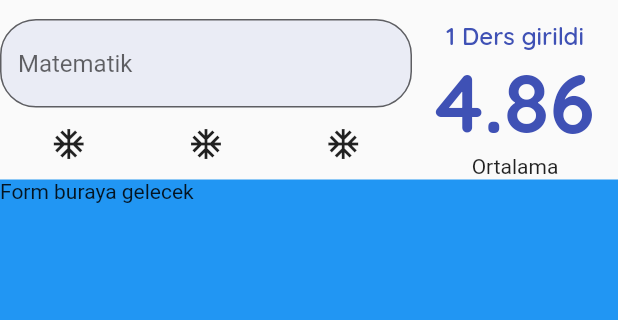
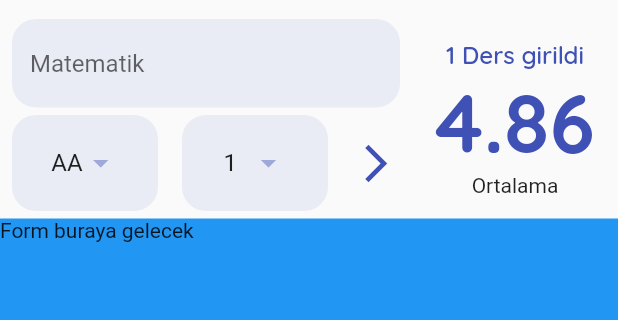
Before and after one commit to durmus-pala/flutterLessons, a Flutter app: the screen it shows after launch, on a phone screen of 412 x 824 dp, the part 65-385 px from its top. Run offline on Flutter 3.47's test engine with Material 2 defaults, Android fonts, the phone set to English and light mode, and no system bars; our stand-ins replace google_fonts, palette_generator; missing offline and left inert: dart:ffi.

Commit message:
go on ortalama_hesapla_app

```diff
--- a/dinamik_not_ort/dinamik_ortalama_hesapla/lib/constants/app_constant.dart
+++ b/dinamik_not_ort/dinamik_ortalama_hesapla/lib/constants/app_constant.dart
@@ -9,7 +9,7 @@ class Sabitler {
     fontWeight: FontWeight.w900,
     color: anaRenk,
   );
-  static BorderRadius borderRadius = BorderRadius.circular(24);
+  static BorderRadius borderRadius = BorderRadius.circular(16);
 
   static final TextStyle dersSayisiStyle = GoogleFonts.quicksand(
     fontSize: 16,
@@ -22,4 +22,8 @@ class Sabitler {
     fontWeight: FontWeight.w800,
     color: anaRenk,
   );
+  static EdgeInsets dropDownPadding =
+      EdgeInsets.symmetric(horizontal: 16, vertical: 8);
+
+  static final yatayPadding8 = EdgeInsets.symmetric(horizontal: 8);
 }
--- /dev/null
+++ b/dinamik_not_ort/dinamik_ortalama_hesapla/lib/helper/data_helper.dart
@@ -0,0 +1,53 @@
+import 'package:flutter/material.dart';
+
+class DataHelper {
+  static List<String> _tumDersHarfleri() {
+    return ['AA', 'BA', 'BB', 'CB', 'CC', 'DC', 'DD', 'FD', 'FF'];
+  }
+
+  static double _harfiNotaCevir(String harf) {
+    switch (harf) {
+      case 'AA':
+        return 4.0;
+      case 'BA':
+        return 3.5;
+      case 'BB':
+        return 3.0;
+      case 'CB':
+        return 2.5;
+      case 'CC':
+        return 2.0;
+      case 'DC':
+        return 1.5;
+      case 'DD':
+        return 1.0;
+      case 'FD':
+        return 0.5;
+      case 'FF':
+        return 0.0;
+      default:
+        return 1;
+    }
+  }
+
+  static List<DropdownMenuItem<double>> tumDerslerinHarfleri() {
+    return _tumDersHarfleri()
+        .map((e) => DropdownMenuItem(child: Text(e), value: _harfiNotaCevir(e)))
+        .toList();
+  }
+
+  static List<int> _tumKrediler() {
+    return List.generate(10, (index) => index + 1).toList();
+  }
+
+  static List<DropdownMenuItem<double>> tumDerslerinKredileri() {
+    return _tumKrediler()
+        .map(
+          (e) => DropdownMenuItem(
+            child: Text(e.toString()),
+            value: e.toDouble(),
+          ),
+        )
+        .toList();
+  }
+}
--- a/dinamik_not_ort/dinamik_ortalama_hesapla/lib/widgets/ortalama_hesapla_page.dart
+++ b/dinamik_not_ort/dinamik_ortalama_hesapla/lib/widgets/ortalama_hesapla_page.dart
@@ -1,4 +1,5 @@
 import 'package:dinamik_ortalama_hesapla/constants/app_constant.dart';
+import 'package:dinamik_ortalama_hesapla/helper/data_helper.dart';
 import 'package:dinamik_ortalama_hesapla/widgets/ortalama_goster.dart';
 import 'package:flutter/material.dart';
 
@@ -11,6 +12,8 @@ class OrtalamaHesaplaPage extends StatefulWidget {
 
 class OrtalamaHesaplaPageState extends State<OrtalamaHesaplaPage> {
   var formKey = GlobalKey<FormState>();
+  double secilenHarfDegeri = 4;
+  double secilenKrediDegeri = 1;
 
   @override
   Widget build(BuildContext context) {
@@ -52,14 +55,38 @@ class OrtalamaHesaplaPageState extends State<OrtalamaHesaplaPage> {
       key: formKey,
       child: Column(
         children: [
-          _buildTextFormField(),
+          Padding(
+            padding: Sabitler.yatayPadding8,
+            child: _buildTextFormField(),
+          ),
+          SizedBox(
+            height: 5,
+          ),
           Row(
-            mainAxisAlignment: MainAxisAlignment.spaceAround,
+            mainAxisAlignment: MainAxisAlignment.spaceBetween,
             children: [
-              IconButton(onPressed: () {}, icon: Icon(Icons.ac_unit)),
-              IconButton(onPressed: () {}, icon: Icon(Icons.ac_unit)),
-              IconButton(onPressed: () {}, icon: Icon(Icons.ac_unit)),
+              Expanded(
+                child: Padding(
+                  padding: Sabitler.yatayPadding8,
+                  child: _buildHarfler(),
+                ),
+              ),
+              Expanded(
+                child: Padding(
+                  padding: Sabitler.yatayPadding8,
+                  child: _buildKrediler(),
+                ),
+              ),
+              IconButton(
+                onPressed: () {},
+                icon: Icon(Icons.arrow_forward_ios_sharp),
+                color: Sabitler.anaRenk,
+                iconSize: 30,
+              ),
             ],
+          ),
+          SizedBox(
+            height: 5,
           ),
         ],
       ),
@@ -72,9 +99,58 @@ class OrtalamaHesaplaPageState extends State<OrtalamaHesaplaPage> {
           hintText: 'Matematik',
           border: OutlineInputBorder(
             borderRadius: Sabitler.borderRadius,
+            borderSide: BorderSide.none,
           ),
           filled: true,
           fillColor: Sabitler.anaRenk.shade100.withOpacity(0.3)),
     );
   }
+
+  _buildHarfler() {
+    return Container(
+      alignment: Alignment.center,
+      padding: Sabitler.dropDownPadding,
+      decoration: BoxDecoration(
+        color: Sabitler.anaRenk.shade100.withOpacity(0.3),
+        borderRadius: Sabitler.borderRadius,
+      ),
+      child: DropdownButton<double>(
+        value: secilenHarfDegeri,
+        elevation: 16,
+        iconEnabledColor: Sabitler.anaRenk.shade200,
+        onChanged: (deger) {
+          setState(() {
+            secilenHarfDegeri = deger!;
+            //print(deger);
+          });
+        },
+        underline: Container(),
+        items: DataHelper.tumDerslerinHarfleri(),
+      ),
+    );
+  }
+
+  _buildKrediler() {
+    return Container(
+      alignment: Alignment.center,
+      padding: Sabitler.dropDownPadding,
+      decoration: BoxDecoration(
+        color: Sabitler.anaRenk.shade100.withOpacity(0.3),
+        borderRadius: Sabitler.borderRadius,
+      ),
+      child: DropdownButton<double>(
+        value: secilenKrediDegeri,
+        elevation: 16,
+        iconEnabledColor: Sabitler.anaRenk.shade200,
+        onChanged: (deger) {
+          setState(() {
+            secilenKrediDegeri = deger!;
+            // print(deger);
+          });
+        },
+        underline: Container(),
+        items: DataHelper.tumDerslerinKredileri(),
+      ),
+    );
+  }
 }
```
